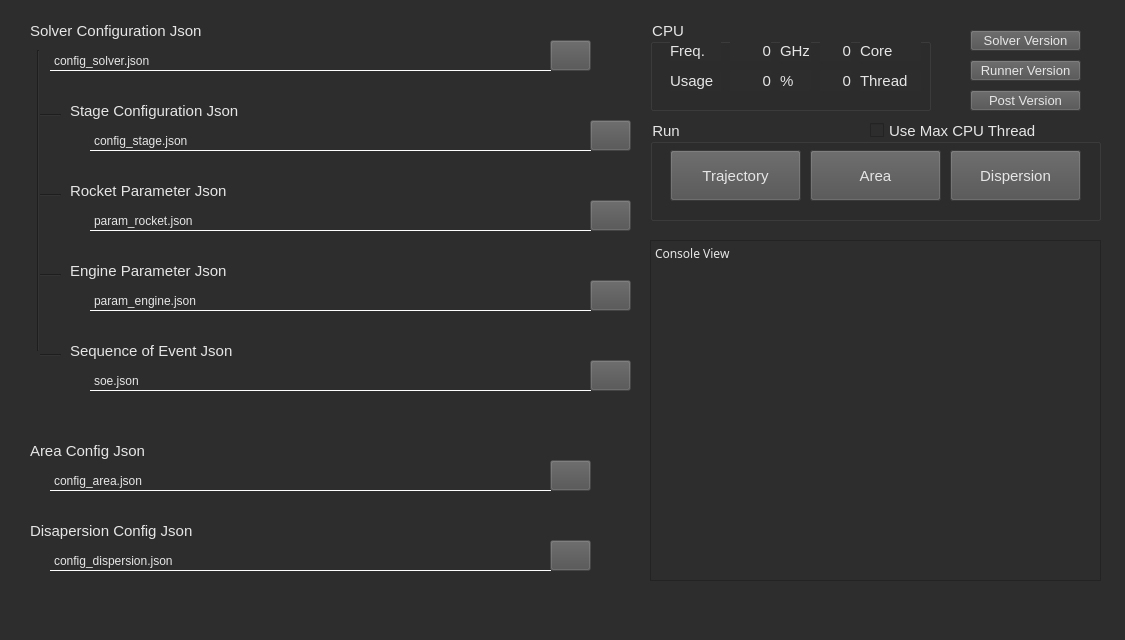
This is main_window.ui in sus304/ForRocketWorkbench as Qt 5 draws it before an edit. The edited form follows.
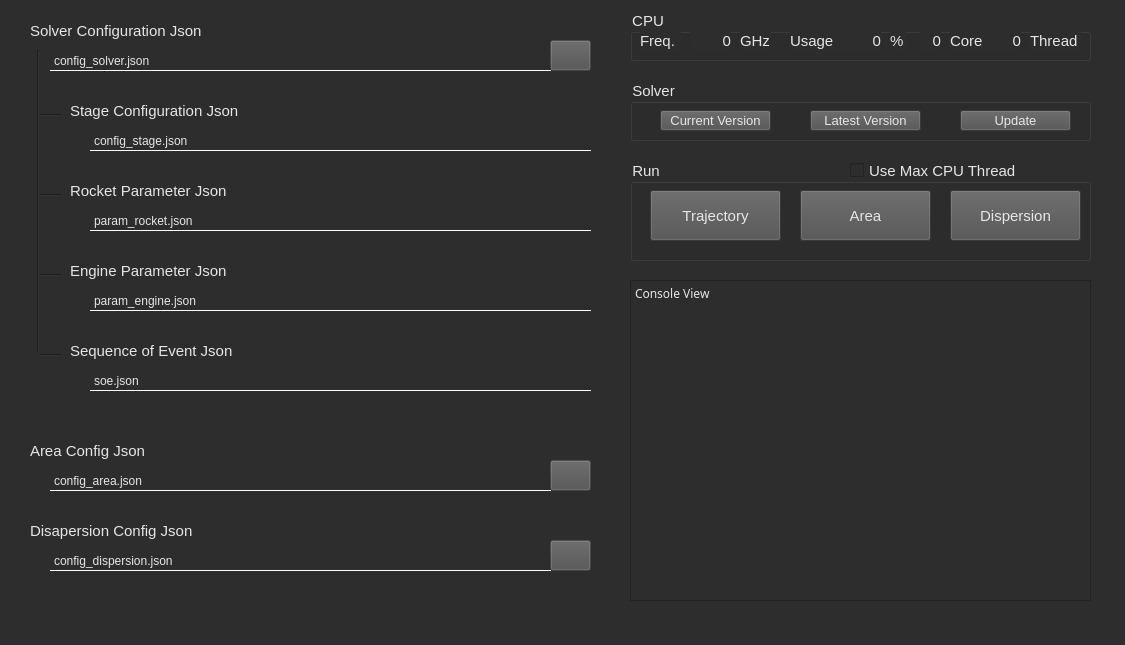
This is the edited form. Icons and pictures are not drawn.

What changed in the file:
```diff
--- a/main_window.ui
+++ b/main_window.ui
@@ -7,7 +7,7 @@
     <x>0</x>
     <y>0</y>
     <width>1125</width>
-    <height>640</height>
+    <height>645</height>
    </rect>
   </property>
   <property name="windowTitle">
@@ -318,134 +318,6 @@
      </size>
     </property>
    </widget>
-   <widget class="QPushButton" name="pushButton_stage_config_json">
-    <property name="geometry">
-     <rect>
-      <x>590</x>
-      <y>120</y>
-      <width>41</width>
-      <height>31</height>
-     </rect>
-    </property>
-    <property name="font">
-     <font>
-      <family>Meiryo UI</family>
-      <pointsize>11</pointsize>
-     </font>
-    </property>
-    <property name="styleSheet">
-     <string notr="true">background-color: rgba(80, 80, 80, 0);</string>
-    </property>
-    <property name="text">
-     <string/>
-    </property>
-    <property name="icon">
-     <iconset resource="pics.qrc">
-      <normaloff>:/icon/pic/outline_more_horiz_white_24dp.png</normaloff>:/icon/pic/outline_more_horiz_white_24dp.png</iconset>
-    </property>
-    <property name="iconSize">
-     <size>
-      <width>24</width>
-      <height>24</height>
-     </size>
-    </property>
-   </widget>
-   <widget class="QPushButton" name="pushButton_rocket_param_json">
-    <property name="geometry">
-     <rect>
-      <x>590</x>
-      <y>200</y>
-      <width>41</width>
-      <height>31</height>
-     </rect>
-    </property>
-    <property name="font">
-     <font>
-      <family>Meiryo UI</family>
-      <pointsize>11</pointsize>
-     </font>
-    </property>
-    <property name="styleSheet">
-     <string notr="true">background-color: rgba(80, 80, 80, 0);</string>
-    </property>
-    <property name="text">
-     <string/>
-    </property>
-    <property name="icon">
-     <iconset resource="pics.qrc">
-      <normaloff>:/icon/pic/outline_more_horiz_white_24dp.png</normaloff>:/icon/pic/outline_more_horiz_white_24dp.png</iconset>
-    </property>
-    <property name="iconSize">
-     <size>
-      <width>24</width>
-      <height>24</height>
-     </size>
-    </property>
-   </widget>
-   <widget class="QPushButton" name="pushButton_engine_param_json">
-    <property name="geometry">
-     <rect>
-      <x>590</x>
-      <y>280</y>
-      <width>41</width>
-      <height>31</height>
-     </rect>
-    </property>
-    <property name="font">
-     <font>
-      <family>Meiryo UI</family>
-      <pointsize>11</pointsize>
-     </font>
-    </property>
-    <property name="styleSheet">
-     <string notr="true">background-color: rgba(80, 80, 80, 0);</string>
-    </property>
-    <property name="text">
-     <string/>
-    </property>
-    <property name="icon">
-     <iconset resource="pics.qrc">
-      <normaloff>:/icon/pic/outline_more_horiz_white_24dp.png</normaloff>:/icon/pic/outline_more_horiz_white_24dp.png</iconset>
-    </property>
-    <property name="iconSize">
-     <size>
-      <width>24</width>
-      <height>24</height>
-     </size>
-    </property>
-   </widget>
-   <widget class="QPushButton" name="pushButton_soe_json">
-    <property name="geometry">
-     <rect>
-      <x>590</x>
-      <y>360</y>
-      <width>41</width>
-      <height>31</height>
-     </rect>
-    </property>
-    <property name="font">
-     <font>
-      <family>Meiryo UI</family>
-      <pointsize>11</pointsize>
-     </font>
-    </property>
-    <property name="styleSheet">
-     <string notr="true">background-color: rgba(80, 80, 80, 0);</string>
-    </property>
-    <property name="text">
-     <string/>
-    </property>
-    <property name="icon">
-     <iconset resource="pics.qrc">
-      <normaloff>:/icon/pic/outline_more_horiz_white_24dp.png</normaloff>:/icon/pic/outline_more_horiz_white_24dp.png</iconset>
-    </property>
-    <property name="iconSize">
-     <size>
-      <width>24</width>
-      <height>24</height>
-     </size>
-    </property>
-   </widget>
    <widget class="QPushButton" name="pushButton_area_config_json">
     <property name="geometry">
      <rect>
@@ -481,10 +353,10 @@
    <widget class="QTextEdit" name="textEdit_console_view">
     <property name="geometry">
      <rect>
-      <x>650</x>
-      <y>240</y>
-      <width>451</width>
-      <height>341</height>
+      <x>630</x>
+      <y>280</y>
+      <width>461</width>
+      <height>321</height>
      </rect>
     </property>
     <property name="font">
@@ -509,10 +381,10 @@
    <widget class="QGroupBox" name="groupBox">
     <property name="geometry">
      <rect>
-      <x>650</x>
-      <y>20</y>
-      <width>281</width>
-      <height>91</height>
+      <x>630</x>
+      <y>10</y>
+      <width>461</width>
+      <height>51</height>
      </rect>
     </property>
     <property name="font">
@@ -527,7 +399,7 @@
     <widget class="QLabel" name="label_18">
      <property name="geometry">
       <rect>
-       <x>130</x>
+       <x>110</x>
        <y>20</y>
        <width>31</width>
        <height>21</height>
@@ -546,8 +418,8 @@
     <widget class="QLabel" name="label_13">
      <property name="geometry">
       <rect>
-       <x>20</x>
-       <y>50</y>
+       <x>160</x>
+       <y>20</y>
        <width>51</width>
        <height>21</height>
       </rect>
@@ -565,7 +437,7 @@
     <widget class="QLabel" name="label_cpu_freq">
      <property name="geometry">
       <rect>
-       <x>80</x>
+       <x>60</x>
        <y>20</y>
        <width>41</width>
        <height>21</height>
@@ -587,9 +459,9 @@
     <widget class="QLabel" name="label_16">
      <property name="geometry">
       <rect>
-       <x>20</x>
+       <x>10</x>
        <y>20</y>
-       <width>51</width>
+       <width>41</width>
        <height>21</height>
       </rect>
      </property>
@@ -606,8 +478,8 @@
     <widget class="QLabel" name="label_cpu_usage">
      <property name="geometry">
       <rect>
-       <x>80</x>
-       <y>50</y>
+       <x>210</x>
+       <y>20</y>
        <width>41</width>
        <height>21</height>
       </rect>
@@ -628,9 +500,9 @@
     <widget class="QLabel" name="label_15">
      <property name="geometry">
       <rect>
-       <x>130</x>
-       <y>50</y>
-       <width>31</width>
+       <x>260</x>
+       <y>20</y>
+       <width>16</width>
        <height>21</height>
       </rect>
      </property>
@@ -647,9 +519,9 @@
     <widget class="QLabel" name="label_19">
      <property name="geometry">
       <rect>
-       <x>210</x>
+       <x>320</x>
        <y>20</y>
-       <width>61</width>
+       <width>41</width>
        <height>21</height>
       </rect>
      </property>
@@ -666,8 +538,8 @@
     <widget class="QLabel" name="label_cpu_thread">
      <property name="geometry">
       <rect>
-       <x>170</x>
-       <y>50</y>
+       <x>360</x>
+       <y>20</y>
        <width>31</width>
        <height>21</height>
       </rect>
@@ -688,9 +560,9 @@
     <widget class="QLabel" name="label_cpu_core">
      <property name="geometry">
       <rect>
-       <x>170</x>
+       <x>290</x>
        <y>20</y>
-       <width>31</width>
+       <width>21</width>
        <height>21</height>
       </rect>
      </property>
@@ -710,9 +582,9 @@
     <widget class="QLabel" name="label_17">
      <property name="geometry">
       <rect>
-       <x>210</x>
-       <y>50</y>
-       <width>61</width>
+       <x>400</x>
+       <y>20</y>
+       <width>51</width>
        <height>21</height>
       </rect>
      </property>
@@ -727,41 +599,6 @@
      </property>
     </widget>
    </widget>
-   <widget class="QPushButton" name="pushButton_get_solver_version">
-    <property name="geometry">
-     <rect>
-      <x>970</x>
-      <y>30</y>
-      <width>111</width>
-      <height>21</height>
-     </rect>
-    </property>
-    <property name="font">
-     <font>
-      <family>Meiryo UI</family>
-      <pointsize>10</pointsize>
-     </font>
-    </property>
-    <property name="layoutDirection">
-     <enum>Qt::LeftToRight</enum>
-    </property>
-    <property name="styleSheet">
-     <string notr="true">background-color: rgb(80, 80, 80);</string>
-    </property>
-    <property name="text">
-     <string>Solver Version</string>
-    </property>
-    <property name="icon">
-     <iconset>
-      <normaloff>white-24dp (5)/2x/outline_upload_white_24dp.png</normaloff>white-24dp (5)/2x/outline_upload_white_24dp.png</iconset>
-    </property>
-    <property name="iconSize">
-     <size>
-      <width>32</width>
-      <height>32</height>
-     </size>
-    </property>
-   </widget>
    <widget class="Line" name="line">
     <property name="geometry">
      <rect>
@@ -830,9 +667,9 @@
    <widget class="QGroupBox" name="groupBox_2">
     <property name="geometry">
      <rect>
-      <x>650</x>
-      <y>120</y>
-      <width>451</width>
+      <x>630</x>
+      <y>160</y>
+      <width>461</width>
       <height>101</height>
      </rect>
     </property>
@@ -880,7 +717,7 @@
     <widget class="QPushButton" name="pushButton_area_calc">
      <property name="geometry">
       <rect>
-       <x>160</x>
+       <x>170</x>
        <y>30</y>
        <width>131</width>
        <height>51</height>
@@ -912,7 +749,7 @@
     <widget class="QPushButton" name="pushButton_dispersion_calc">
      <property name="geometry">
       <rect>
-       <x>300</x>
+       <x>320</x>
        <y>30</y>
        <width>131</width>
        <height>51</height>
@@ -961,76 +798,6 @@
      </property>
     </widget>
    </widget>
-   <widget class="QPushButton" name="pushButton_get_runner_version">
-    <property name="geometry">
-     <rect>
-      <x>970</x>
-      <y>60</y>
-      <width>111</width>
-      <height>21</height>
-     </rect>
-    </property>
-    <property name="font">
-     <font>
-      <family>Meiryo UI</family>
-      <pointsize>10</pointsize>
-     </font>
-    </property>
-    <property name="layoutDirection">
-     <enum>Qt::LeftToRight</enum>
-    </property>
-    <property name="styleSheet">
-     <string notr="true">background-color: rgb(80, 80, 80);</string>
-    </property>
-    <property name="text">
-     <string>Runner Version</string>
-    </property>
-    <property name="icon">
-     <iconset>
-      <normaloff>white-24dp (5)/2x/outline_upload_white_24dp.png</normaloff>white-24dp (5)/2x/outline_upload_white_24dp.png</iconset>
-    </property>
-    <property name="iconSize">
-     <size>
-      <width>32</width>
-      <height>32</height>
-     </size>
-    </property>
-   </widget>
-   <widget class="QPushButton" name="pushButton_get_post_version">
-    <property name="geometry">
-     <rect>
-      <x>970</x>
-      <y>90</y>
-      <width>111</width>
-      <height>21</height>
-     </rect>
-    </property>
-    <property name="font">
-     <font>
-      <family>Meiryo UI</family>
-      <pointsize>10</pointsize>
-     </font>
-    </property>
-    <property name="layoutDirection">
-     <enum>Qt::LeftToRight</enum>
-    </property>
-    <property name="styleSheet">
-     <string notr="true">background-color: rgb(80, 80, 80);</string>
-    </property>
-    <property name="text">
-     <string>Post Version</string>
-    </property>
-    <property name="icon">
-     <iconset>
-      <normaloff>white-24dp (5)/2x/outline_upload_white_24dp.png</normaloff>white-24dp (5)/2x/outline_upload_white_24dp.png</iconset>
-    </property>
-    <property name="iconSize">
-     <size>
-      <width>32</width>
-      <height>32</height>
-     </size>
-    </property>
-   </widget>
    <widget class="QLabel" name="label_dispersion_config_json">
     <property name="geometry">
      <rect>
@@ -1107,6 +874,130 @@
      <string>Disapersion Config Json</string>
     </property>
    </widget>
+   <widget class="QGroupBox" name="groupBox_3">
+    <property name="geometry">
+     <rect>
+      <x>630</x>
+      <y>80</y>
+      <width>461</width>
+      <height>61</height>
+     </rect>
+    </property>
+    <property name="font">
+     <font>
+      <family>Meiryo UI</family>
+      <pointsize>11</pointsize>
+     </font>
+    </property>
+    <property name="title">
+     <string>Solver</string>
+    </property>
+    <widget class="QPushButton" name="pushButton_get_solver_version">
+     <property name="geometry">
+      <rect>
+       <x>30</x>
+       <y>30</y>
+       <width>111</width>
+       <height>21</height>
+      </rect>
+     </property>
+     <property name="font">
+      <font>
+       <family>Meiryo UI</family>
+       <pointsize>10</pointsize>
+      </font>
+     </property>
+     <property name="layoutDirection">
+      <enum>Qt::LeftToRight</enum>
+     </property>
+     <property name="styleSheet">
+      <string notr="true">background-color: rgb(80, 80, 80);</string>
+     </property>
+     <property name="text">
+      <string>Current Version</string>
+     </property>
+     <property name="icon">
+      <iconset>
+       <normaloff>white-24dp (5)/2x/outline_upload_white_24dp.png</normaloff>white-24dp (5)/2x/outline_upload_white_24dp.png</iconset>
+     </property>
+     <property name="iconSize">
+      <size>
+       <width>32</width>
+       <height>32</height>
+      </size>
+     </property>
+    </widget>
+    <widget class="QPushButton" name="pushButton_check_solver_latest_version">
+     <property name="geometry">
+      <rect>
+       <x>180</x>
+       <y>30</y>
+       <width>111</width>
+       <height>21</height>
+      </rect>
+     </property>
+     <property name="font">
+      <font>
+       <family>Meiryo UI</family>
+       <pointsize>10</pointsize>
+      </font>
+     </property>
+     <property name="layoutDirection">
+      <enum>Qt::LeftToRight</enum>
+     </property>
+     <property name="styleSheet">
+      <string notr="true">background-color: rgb(80, 80, 80);</string>
+     </property>
+     <property name="text">
+      <string>Latest Version</string>
+     </property>
+     <property name="icon">
+      <iconset>
+       <normaloff>white-24dp (5)/2x/outline_upload_white_24dp.png</normaloff>white-24dp (5)/2x/outline_upload_white_24dp.png</iconset>
+     </property>
+     <property name="iconSize">
+      <size>
+       <width>32</width>
+       <height>32</height>
+      </size>
+     </property>
+    </widget>
+    <widget class="QPushButton" name="pushButton_update_solver">
+     <property name="geometry">
+      <rect>
+       <x>330</x>
+       <y>30</y>
+       <width>111</width>
+       <height>21</height>
+      </rect>
+     </property>
+     <property name="font">
+      <font>
+       <family>Meiryo UI</family>
+       <pointsize>10</pointsize>
+      </font>
+     </property>
+     <property name="layoutDirection">
+      <enum>Qt::LeftToRight</enum>
+     </property>
+     <property name="styleSheet">
+      <string notr="true">background-color: rgb(80, 80, 80);</string>
+     </property>
+     <property name="text">
+      <string>Update</string>
+     </property>
+     <property name="icon">
+      <iconset>
+       <normaloff>white-24dp (5)/2x/outline_upload_white_24dp.png</normaloff>white-24dp (5)/2x/outline_upload_white_24dp.png</iconset>
+     </property>
+     <property name="iconSize">
+      <size>
+       <width>32</width>
+       <height>32</height>
+      </size>
+     </property>
+    </widget>
+   </widget>
   </widget>
   <widget class="QMenuBar" name="menubar">
    <property name="geometry">
```
